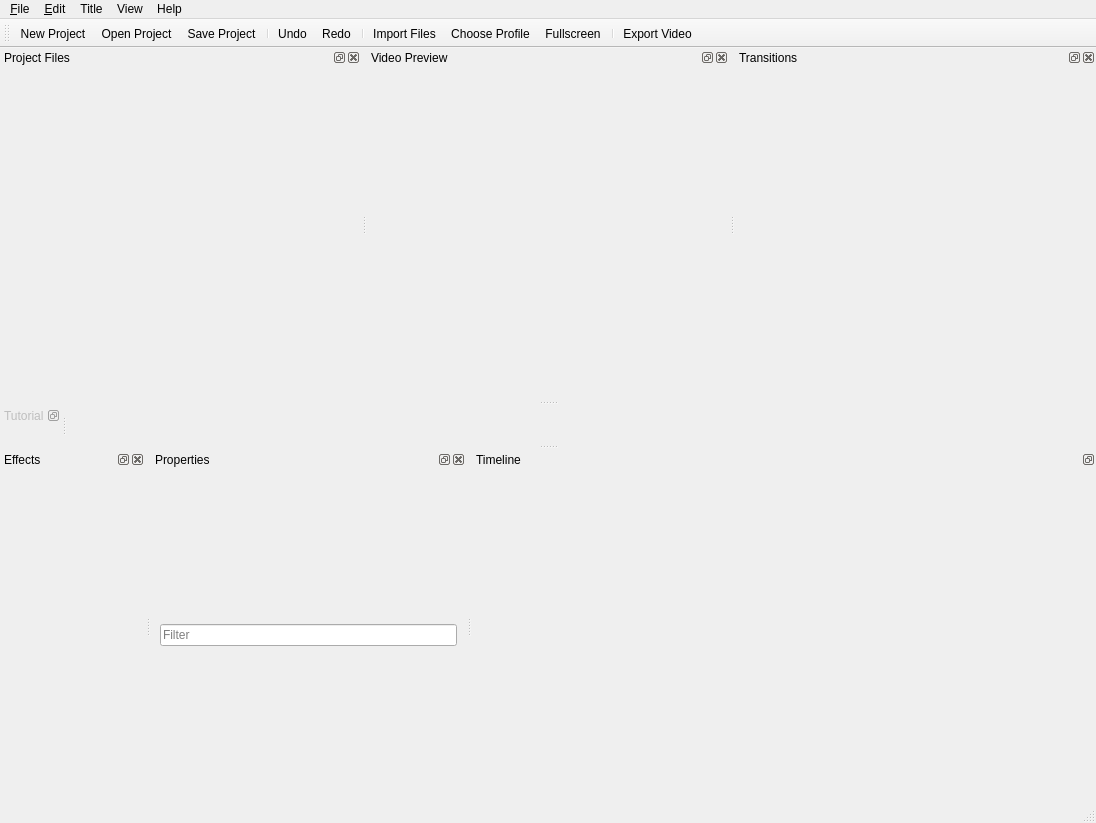
Before: the Qt Designer form src/windows/ui/main-window.ui in littlebugyang/openshot-sr, drawn with Qt 5.
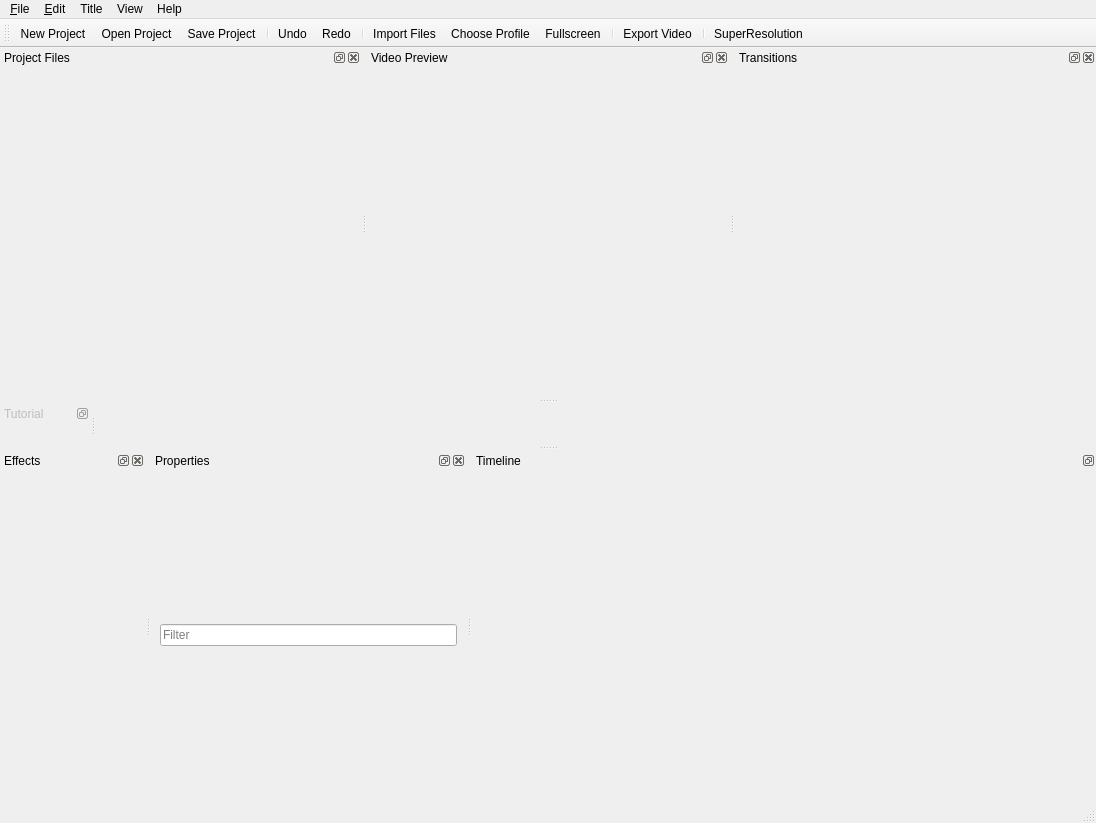
After: the same form once the commit is applied. Icons and pictures are not drawn.

What changed in the file:
```diff
--- a/src/windows/ui/main-window.ui
+++ b/src/windows/ui/main-window.ui
@@ -217,6 +217,8 @@
    <addaction name="actionFullscreen"/>
    <addaction name="separator"/>
    <addaction name="actionExportVideo"/>
+   <addaction name="separator"/>
+   <addaction name="actionSuperResolution"/>
   </widget>
   <widget class="QDockWidget" name="dockFiles">
    <property name="sizePolicy">
@@ -393,8 +395,8 @@
    </property>
    <property name="minimumSize">
     <size>
-     <width>61</width>
-     <height>38</height>
+     <width>90</width>
+     <height>41</height>
     </size>
    </property>
    <property name="focusPolicy">
@@ -1628,6 +1630,18 @@
     <string>Export XML (Final Cut Pro)</string>
    </property>
   </action>
+  <action name="actionSuperResolution">
+   <property name="icon">
+    <iconset resource="../../images/openshot.qrc">
+     <normaloff>:/icons/Humanity/actions/16/resolution.svg</normaloff>:/icons/Humanity/actions/16/resolution.svg</iconset>
+   </property>
+   <property name="text">
+    <string>SuperResolution</string>
+   </property>
+   <property name="toolTip">
+    <string>&lt;html&gt;&lt;head/&gt;&lt;body&gt;&lt;p&gt;对选中视频实现超分&lt;/p&gt;&lt;/body&gt;&lt;/html&gt;</string>
+   </property>
+  </action>
  </widget>
  <resources>
   <include location="../../images/openshot.qrc"/>
```
Left out of the diff: 34 changed lines with no effect on the pictures.
